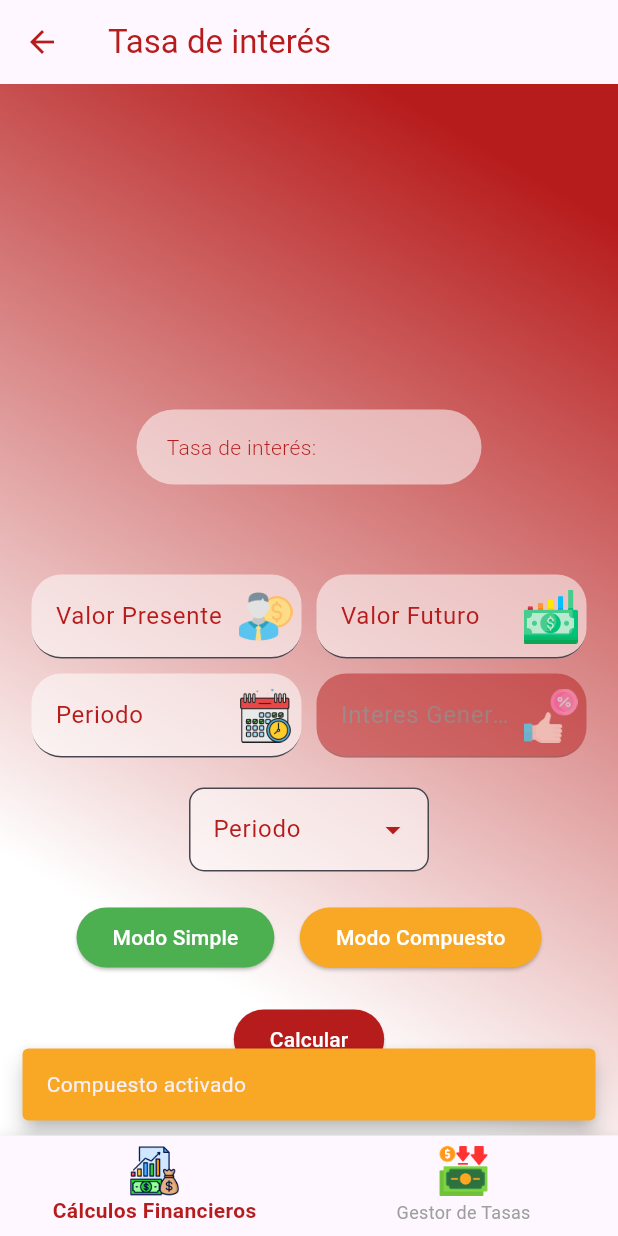
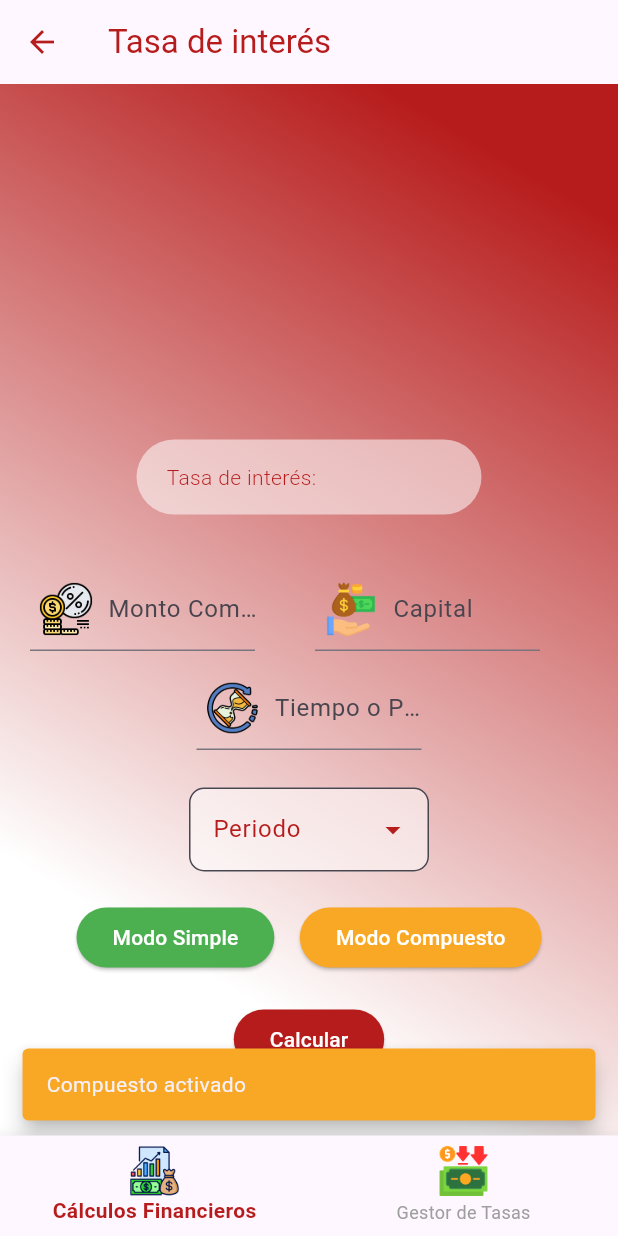
Before and after one commit to shadow-shield/Econmica-Front, a Flutter app: the Tasa screen opened by its route, after a tap on "Modo Compuesto", on a phone screen of 412 x 824 dp. Run offline on Flutter 3.47's test engine with Material 3 defaults, Android fonts, the phone set to English and light mode, and no system bars; our stand-ins replace animate_do, animated_text_kit, get.

Commit message:
front-reformulado

```diff
--- a/lib/page/pageecuaciones/anualidades.riverpod.dart
+++ b/lib/page/pageecuaciones/anualidades.riverpod.dart
@@ -96,7 +96,7 @@ class _AnualidadState extends State<Anualidad> {
                                 labelText: 'Tasa Anualidad',
                                 prefixIcon: Padding(
                                   padding: EdgeInsets.all(6),
-                                  child: Image.asset('assets/interescom.png',
+                                  child: Image.asset('assets/tasanu.png',
                                       width: 1),
                                 ),
                               ),
@@ -112,7 +112,7 @@ class _AnualidadState extends State<Anualidad> {
                                 labelText: 'Tiempo',
                                 prefixIcon: Padding(
                                   padding: EdgeInsets.all(6),
-                                  child: Image.asset('assets/tiempocom.png',
+                                  child: Image.asset('assets/tiempoanu.png',
                                       width: 1),
                                 ),
                               ),
@@ -137,7 +137,7 @@ class _AnualidadState extends State<Anualidad> {
                           prefixIcon: Padding(
                             padding: EdgeInsets.all(6),
                             child:
-                                Image.asset('assets/tiempocom.png', width: 1),
+                                Image.asset('assets/anu.png', width: 1),
                           ),
                         ),
                       ),
--- a/lib/page/pageecuaciones/interesimple.riverpod.dart
+++ b/lib/page/pageecuaciones/interesimple.riverpod.dart
@@ -234,12 +234,11 @@ class _Interes_simpleState extends State<Interes_simple> {
   }
 
   double CalcularTiempo() {
+  var periodo = 'Trimestral'; // Cambia esto para probar diferentes períodos
+  var formato = 'AÑO,MES,DIA'; // Usa valores fijos si es este formato
   var ano = 4;
   var mes = 5;
   var dias = 20;
-
-    String? periodo = periodoNotifier.value;
-    String? formatoActual = formatoSeleccionado.value;
 
   DateTime fechaEspecifica = DateTime(2025, 3, 13);
   DateTime fechaEspecifica2 = DateTime(2026, 3, 13);
@@ -248,7 +247,7 @@ class _Interes_simpleState extends State<Interes_simple> {
   double tiempo;
 
   // 🔹 Calcular tiempo base según el formato
-    if (formatoActual == 'Año, Mes, Día') {
+  if (formato == 'AÑO,MES,DIA') {
     tiempo = ano + (mes / 12) + (dias / 360);
   } else {
     tiempo = diferencia.inDays / 365;
@@ -274,4 +273,7 @@ class _Interes_simpleState extends State<Interes_simple> {
       throw Exception("Período no válido");
   }
 }
+
+
+
 }
--- a/lib/page/pageecuaciones/tasa.riverpod.dart
+++ b/lib/page/pageecuaciones/tasa.riverpod.dart
@@ -52,93 +52,45 @@ class _TasaState extends State<Tasa> {
                         fontStyle: FontStyle.normal,
                         fontFamily: 'Roboto'),
                   ),
-                  margin: EdgeInsets.only(bottom: 60),
+                  margin: EdgeInsets.only(bottom: 30),
                   height: 50,
                   width: 230,
                   decoration: BoxDecoration(
                       color: Colors.white54,
                       borderRadius: BorderRadius.circular(40)),
                 ),
+                if (!isCompuesto) ...[
                   Row(
-                  mainAxisAlignment: MainAxisAlignment.center,
                     children: [
-                    SizedBox(
-                      width: 180,
-                      child: TextfieldStyle(
-                        color: Colors.red[900]!,
-                        icon: Container(
+                      Padding(
+                        padding:
+                            EdgeInsets.symmetric(vertical: 5, horizontal: 20),
+                        child: SizedBox(
+                          width: 150,
+                          child: TextField(
+                            decoration: InputDecoration(
+                              labelText: 'Interés Simple',
+                              prefixIcon: Padding(
                                 padding: EdgeInsets.all(6),
-                          child: Image.asset('assets/valor.png', width: 1),
-                        ),
-                        labelText: 'Valor Presente',
+                                child: Image.asset('assets/interes simple.png',
+                                    width: 1),
                               ),
                             ),
-                    SizedBox(width: 10),
-                    SizedBox(
-                      width: 180,
-                      child: TextfieldStyle(
-                        color: Colors.red[900]!,
-                        icon: Container(
-                          padding: EdgeInsets.all(6),
-                          child: Image.asset('assets/valorf.png', width: 1),
-                        ),
-                        labelText: 'Valor Futuro',
                           ),
                         ),
-                  ],
                       ),
-                SizedBox(height: 10),
-                Row(
-                  mainAxisAlignment: MainAxisAlignment.center,
-                  children: [
-                    SizedBox(
-                      width: 180,
-                      child: TextfieldStyle(
-                        color: Colors.red[900]!,
-                        icon: Container(
+                      Padding(
+                        padding:
+                            EdgeInsets.symmetric(vertical: 5, horizontal: 20),
+                        child: SizedBox(
+                          width: 150,
+                          child: TextField(
+                            decoration: InputDecoration(
+                              labelText: 'Capital',
+                              prefixIcon: Padding(
                                 padding: EdgeInsets.all(6),
-                          child: Image.asset('assets/periodo.png', width: 1),
-                        ),
-                        labelText: 'Periodo',
-                      ),
-                    ),
-                    SizedBox(width: 10),
-                    Opacity(
-                      opacity: isCompuesto ? 0.5 : 1.0,
-                      child: SizedBox(
-                        width: 180,
-                        child: TextField(
-                          enabled: !isCompuesto,
-                          keyboardType:
-                              TextInputType.numberWithOptions(decimal: true),
-                          decoration: InputDecoration(
-                            filled: true,
-                            fillColor:
-                                isCompuesto ? Colors.red[900]! : Colors.white54,
-                            suffixIcon: Container(
-                              padding: EdgeInsets.all(6),
-                              child:
-                                  Image.asset('assets/interesg.png', width: 1),
-                            ),
-                            border: UnderlineInputBorder(
-                              borderRadius: BorderRadius.circular(20),
-                              borderSide: BorderSide(
-                                color: Colors.red[900]!,
-                                width: 3,
-                              ),
-                            ),
-                            focusedBorder: UnderlineInputBorder(
-                              borderRadius: BorderRadius.circular(20),
-                              borderSide: BorderSide(
-                                color: Colors.red[900]!,
-                                width: 3,
-                              ),
-                            ),
-                            labelText: 'Interes Generado',
-                            labelStyle: TextStyle(
-                              color: isCompuesto
-                                  ? Colors.grey[700]
-                                  : Colors.red[900]!,
+                                child: Image.asset('assets/capital.png',
+                                    width: 1),
                               ),
                             ),
                           ),
@@ -146,6 +98,78 @@ class _TasaState extends State<Tasa> {
                       ),
                     ],
                   ),
+                  Padding(
+                    padding: EdgeInsets.symmetric(vertical: 5, horizontal: 20),
+                    child: SizedBox(
+                      width: 150,
+                      child: TextField(
+                        decoration: InputDecoration(
+                          labelText: 'Tiempo',
+                          prefixIcon: Padding(
+                            padding: EdgeInsets.all(6),
+                            child:
+                                Image.asset('assets/tiempo.png', width: 1),
+                          ),
+                        ),
+                      ),
+                    ),
+                  ),
+                ] else ...[
+                  Row(
+                    children: [
+                      Padding(
+                        padding:
+                            EdgeInsets.symmetric(vertical: 5, horizontal: 20),
+                        child: SizedBox(
+                          width: 150,
+                          child: TextField(
+                            decoration: InputDecoration(
+                              labelText: 'Monto Compuesto',
+                              prefixIcon: Padding(
+                                padding: EdgeInsets.all(6),
+                                child: Image.asset('assets/montocom.png',
+                                    width: 1),
+                              ),
+                            ),
+                          ),
+                        ),
+                      ),
+                      Padding(
+                        padding:
+                            EdgeInsets.symmetric(vertical: 5, horizontal: 20),
+                        child: SizedBox(
+                          width: 150,
+                          child: TextField(
+                            decoration: InputDecoration(
+                              labelText: 'Capital',
+                              prefixIcon: Padding(
+                                padding: EdgeInsets.all(6),
+                                child: Image.asset('assets/capitalcom.png',
+                                    width: 1),
+                              ),
+                            ),
+                          ),
+                        ),
+                      ),
+                    ],
+                  ),
+                  Padding(
+                    padding: EdgeInsets.symmetric(vertical: 5, horizontal: 20),
+                    child: SizedBox(
+                      width: 150,
+                      child: TextField(
+                        decoration: InputDecoration(
+                          labelText: 'Tiempo o Periodo',
+                          prefixIcon: Padding(
+                            padding: EdgeInsets.all(6),
+                            child:
+                                Image.asset('assets/tiempocom.png', width: 1),
+                          ),
+                        ),
+                      ),
+                    ),
+                  ),
+                ],
                 SizedBox(height: 20),
                 Padding(
                   padding: EdgeInsets.symmetric(horizontal: 20),
@@ -164,13 +188,7 @@ class _TasaState extends State<Tasa> {
                         setState(() {
                           isCompuesto = false;
                         });
-                        ScaffoldMessenger.of(context).showSnackBar(
-                          SnackBar(
-                              content: Text("Simple activado"),
-                              duration: Duration(seconds: 1),
-                              behavior: SnackBarBehavior.floating,
-                              backgroundColor: Colors.green),
-                        );
+                        showSnackbar(context, "Simple activado", Colors.green);
                       },
                       child: Text('Modo Simple'),
                     ),
@@ -184,13 +202,8 @@ class _TasaState extends State<Tasa> {
                         setState(() {
                           isCompuesto = true;
                         });
-                        ScaffoldMessenger.of(context).showSnackBar(
-                          SnackBar(
-                              content: Text("Compuesto activado"),
-                              duration: Duration(seconds: 1),
-                              behavior: SnackBarBehavior.floating,
-                              backgroundColor: Colors.yellow[800]!),
-                        );
+                        showSnackbar(
+                            context, "Compuesto activado", Colors.yellow[800]!);
                       },
                       child: Text('Modo Compuesto'),
                     ),
@@ -212,4 +225,33 @@ class _TasaState extends State<Tasa> {
       ),
     );
   }
+
+  Widget buildTextField(String labelText, String assetPath) {
+    return Padding(
+      padding: EdgeInsets.symmetric(vertical: 5, horizontal: 20),
+      child: SizedBox(
+        width: 150,
+        child: TextField(
+          decoration: InputDecoration(
+            labelText: 'Interés',
+            prefixIcon: Padding(
+              padding: EdgeInsets.all(6),
+              child: Image.asset('assets/interescom.png', width: 1),
+            ),
+          ),
+        ),
+      ),
+    );
   }
+
+  void showSnackbar(BuildContext context, String message, Color color) {
+    ScaffoldMessenger.of(context).showSnackBar(
+      SnackBar(
+        content: Text(message),
+        duration: Duration(seconds: 1),
+        behavior: SnackBarBehavior.floating,
+        backgroundColor: color,
+      ),
+    );
+  }
+}
```
Lines whose indentation alone changed are shown as unchanged.
